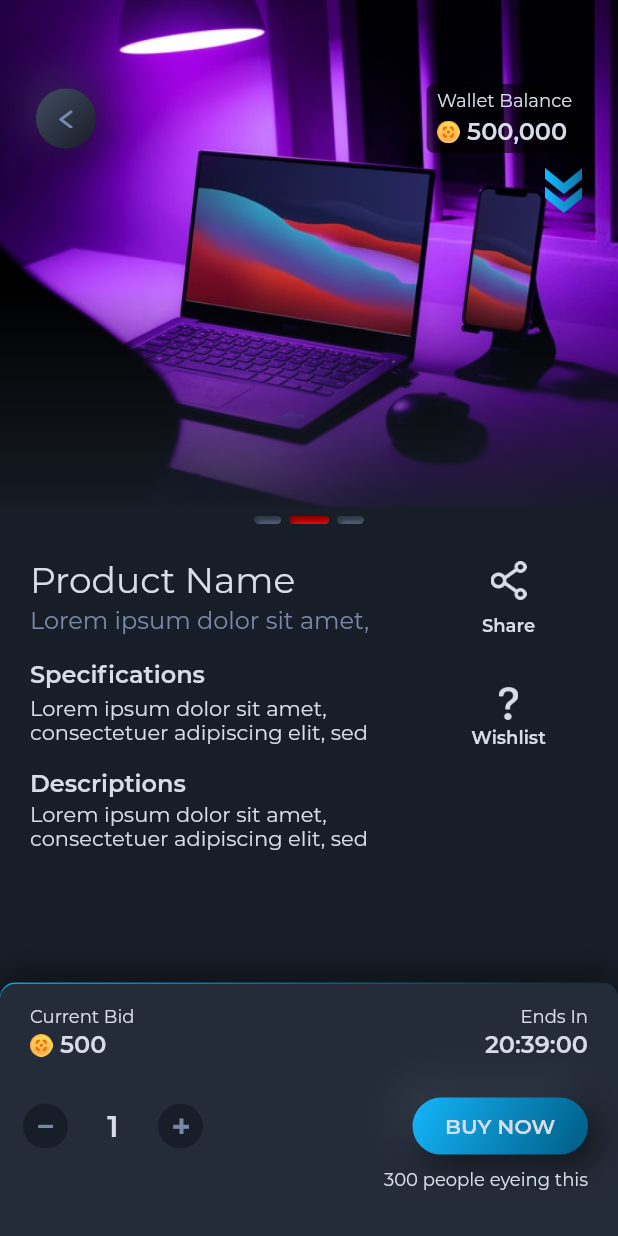
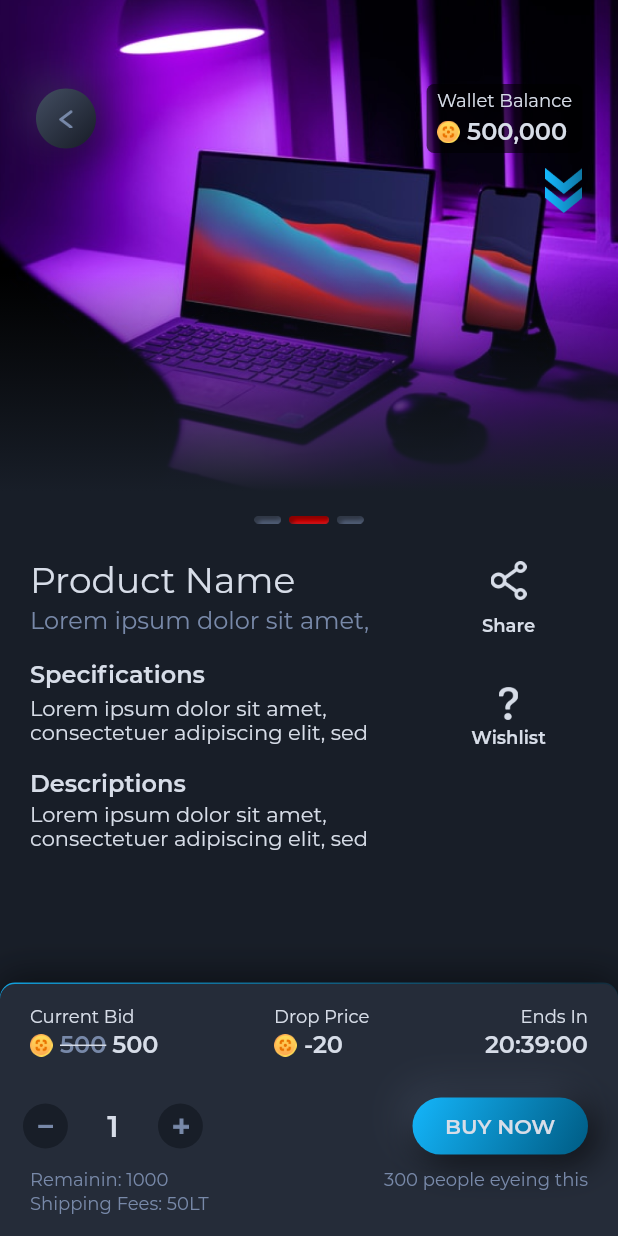
Before and after one commit to phemmyadot/wallet_app, a Flutter app: the AuctionLow screen opened directly, on a phone screen of 412 x 824 dp. Run offline on Flutter 3.47's test engine with Material 2 defaults, Android fonts, the phone set to English and light mode, and no system bars; our stand-ins replace flutter_neumorphic, path_drawing; project files that could hold a hidden picture were left out.

Commit message:
auction low

```diff
--- a/lib/screens/live_store/auction_high/auction_high.dart
+++ b/lib/screens/live_store/auction_high/auction_high.dart
@@ -454,7 +454,7 @@ class _AuctionHighState extends State<AuctionHigh> {
                                   fontSize: 12.0,
                                   fontFamily: 'Montserrat',
                                   fontWeight: FontWeight.w400,
-                                  color: Color(0xffd7dde8),
+                                  color: Color(0xff7889a9),
                                 ),
                               ),
                             ),
--- a/lib/screens/live_store/auction_low/auction_low.dart
+++ b/lib/screens/live_store/auction_low/auction_low.dart
@@ -278,8 +278,77 @@ class _AuctionLowState extends State<AuctionLow> {
                                         height: 15,
                                       ),
                                       SizedBox(width: 5),
+                                      Stack(
+                                        children: [
+                                          Text(
+                                            '''500''',
+                                            overflow: TextOverflow.visible,
+                                            textAlign: TextAlign.left,
+                                            style: TextStyle(
+                                              height: 1.125,
+                                              fontSize: 16.0,
+                                              fontFamily: 'Montserrat',
+                                              fontWeight: FontWeight.w600,
+                                              color: Color(0xff7889A9),
+                                            ),
+                                          ),
+                                          Positioned(
+                                            left: 0,
+                                            right: 0,
+                                            top: 0,
+                                            bottom: 0,
+                                            child: Center(
+                                              child: Container(
+                                                color: Color(0xffd7dde8),
+                                                height: 1,
+                                              ),
+                                            ),
+                                          )
+                                        ],
+                                      ),
+                                      SizedBox(width: 3.89),
                                       Text(
                                         '''500''',
+                                        overflow: TextOverflow.visible,
+                                        textAlign: TextAlign.left,
+                                        style: TextStyle(
+                                          height: 1.125,
+                                          fontSize: 16.0,
+                                          fontFamily: 'Montserrat',
+                                          fontWeight: FontWeight.w600,
+                                          color: Color(0xffd7dde8),
+                                        ),
+                                      ),
+                                    ],
+                                  ),
+                                ],
+                              ),
+                              Column(
+                                crossAxisAlignment: CrossAxisAlignment.start,
+                                children: [
+                                  Text(
+                                    '''Drop Price''',
+                                    overflow: TextOverflow.visible,
+                                    textAlign: TextAlign.left,
+                                    style: TextStyle(
+                                      height: 1.125,
+                                      fontSize: 12.0,
+                                      fontFamily: 'Montserrat',
+                                      fontWeight: FontWeight.w400,
+                                      color: Color(0xffd7dde8),
+                                    ),
+                                  ),
+                                  SizedBox(height: 2.86),
+                                  Row(
+                                    children: [
+                                      Image.asset(
+                                        'assets/images/coin.png',
+                                        width: 15,
+                                        height: 15,
+                                      ),
+                                      SizedBox(width: 5),
+                                      Text(
+                                        '''-20''',
                                         overflow: TextOverflow.visible,
                                         textAlign: TextAlign.left,
                                         style: TextStyle(
@@ -441,8 +510,42 @@ class _AuctionLowState extends State<AuctionLow> {
                         ),
                         SizedBox(height: 9.68),
                         Row(
-                          mainAxisAlignment: MainAxisAlignment.end,
+                          crossAxisAlignment: CrossAxisAlignment.start,
+                          mainAxisAlignment: MainAxisAlignment.spaceBetween,
                           children: [
+                            Padding(
+                              padding: EdgeInsets.only(left: 20.0),
+                              child: Column(
+                                crossAxisAlignment: CrossAxisAlignment.start,
+                                children: [
+                                  Text(
+                                    '''Remainin: 1000''',
+                                    overflow: TextOverflow.visible,
+                                    textAlign: TextAlign.left,
+                                    style: TextStyle(
+                                      height: 1.125,
+                                      fontSize: 12.0,
+                                      fontFamily: 'Montserrat',
+                                      fontWeight: FontWeight.w400,
+                                      color: Color(0xff7889a9),
+                                    ),
+                                  ),
+                                  SizedBox(height: 2),
+                                  Text(
+                                    '''Shipping Fees: 50LT''',
+                                    overflow: TextOverflow.visible,
+                                    textAlign: TextAlign.left,
+                                    style: TextStyle(
+                                      height: 1.125,
+                                      fontSize: 12.0,
+                                      fontFamily: 'Montserrat',
+                                      fontWeight: FontWeight.w400,
+                                      color: Color(0xff7889a9),
+                                    ),
+                                  ),
+                                ],
+                              ),
+                            ),
                             Padding(
                               padding: EdgeInsets.only(right: 20.0),
                               child: Text(
@@ -454,7 +557,7 @@ class _AuctionLowState extends State<AuctionLow> {
                                   fontSize: 12.0,
                                   fontFamily: 'Montserrat',
                                   fontWeight: FontWeight.w400,
-                                  color: Color(0xffd7dde8),
+                                  color: Color(0xff7889a9),
                                 ),
                               ),
                             ),
--- a/lib/screens/live_store/auction_low/marketing.dart
+++ b/lib/screens/live_store/auction_low/marketing.dart
@@ -21,10 +21,11 @@ class _AuctionLowHeaderState extends State<AuctionLowHeader> {
     initialPage: 0,
   );
 
+  Timer timer;
   @override
   void initState() {
     super.initState();
-    Timer.periodic(Duration(seconds: 5), (Timer timer) {
+    timer = Timer.periodic(Duration(seconds: 5), (Timer timer) {
       if (_currentPage < 2) {
         _currentPage++;
       } else {
@@ -39,6 +40,12 @@ class _AuctionLowHeaderState extends State<AuctionLowHeader> {
   }
 
   @override
+  void dispose() {
+    timer.cancel();
+    super.dispose();
+  }
+
+  @override
   Widget build(BuildContext context) {
     return Container(
       width: double.infinity,
@@ -50,36 +57,6 @@ class _AuctionLowHeaderState extends State<AuctionLowHeader> {
             children: [
               for (int i = 0; i < 3; i++) _getBanner('''LIVE STORE'''),
             ],
-          ),
-          Positioned(
-            left: 0,
-            right: 0,
-            bottom: 15,
-            child: Row(
-              mainAxisAlignment: MainAxisAlignment.center,
-              children: [
-                InkWell(
-                  onTap: () => null,
-                  child: Container(
-                      width: 18,
-                      height: 5,
-                      child: Image.asset('assets/images/banner_inactive.png')),
-                ),
-                SizedBox(width: 5),
-                Container(
-                    width: 27,
-                    height: 5,
-                    child: Image.asset('assets/images/banner_active.png')),
-                SizedBox(width: 5),
-                InkWell(
-                  onTap: () => null,
-                  child: Container(
-                      width: 18,
-                      height: 5,
-                      child: Image.asset('assets/images/banner_inactive.png')),
-                ),
-              ],
-            ),
           ),
           Positioned(
             left: 24.0,
@@ -232,9 +209,39 @@ class _AuctionLowHeaderState extends State<AuctionLowHeader> {
             gradient: LinearGradient(
               begin: Alignment.topCenter,
               end: Alignment.bottomCenter,
-              stops: [0.5296, 0.9743],
+              stops: [0.5, 0.9],
               colors: [Color(0xff181E28).withOpacity(0), Color(0xff181E28)],
             ),
+          ),
+        ),
+        Positioned(
+          left: 0,
+          right: 0,
+          bottom: 15,
+          child: Row(
+            mainAxisAlignment: MainAxisAlignment.center,
+            children: [
+              InkWell(
+                onTap: () => null,
+                child: Container(
+                    width: 18,
+                    height: 5,
+                    child: Image.asset('assets/images/banner_inactive.png')),
+              ),
+              SizedBox(width: 5),
+              Container(
+                  width: 27,
+                  height: 5,
+                  child: Image.asset('assets/images/banner_active.png')),
+              SizedBox(width: 5),
+              InkWell(
+                onTap: () => null,
+                child: Container(
+                    width: 18,
+                    height: 5,
+                    child: Image.asset('assets/images/banner_inactive.png')),
+              ),
+            ],
           ),
         ),
       ],
--- a/lib/screens/live_store/bid_fast/bid_fast.dart
+++ b/lib/screens/live_store/bid_fast/bid_fast.dart
@@ -454,7 +454,7 @@ class _BidFastState extends State<BidFast> {
                                   fontSize: 12.0,
                                   fontFamily: 'Montserrat',
                                   fontWeight: FontWeight.w400,
-                                  color: Color(0xffd7dde8),
+                                  color: Color(0xff7889a9),
                                 ),
                               ),
                             ),
--- a/lib/screens/live_store/e_commerce/e-commerce.dart
+++ b/lib/screens/live_store/e_commerce/e-commerce.dart
@@ -464,7 +464,7 @@ class _EcommerceState extends State<Ecommerce> {
                                   fontSize: 12.0,
                                   fontFamily: 'Montserrat',
                                   fontWeight: FontWeight.w400,
-                                  color: Color(0xffd7dde8),
+                                  color: Color(0xff7889a9),
                                 ),
                               ),
                             ),
```
Also changed, not shown: lib/screens/live_store/auction_high/marketing.dart (+39 -32 lines), lib/screens/live_store/bid_fast/marketing.dart (+39 -32 lines), lib/screens/live_store/e_commerce/marketing.dart (+40 -32 lines), lib/widgets/marketing.dart (+9 -1 lines).
